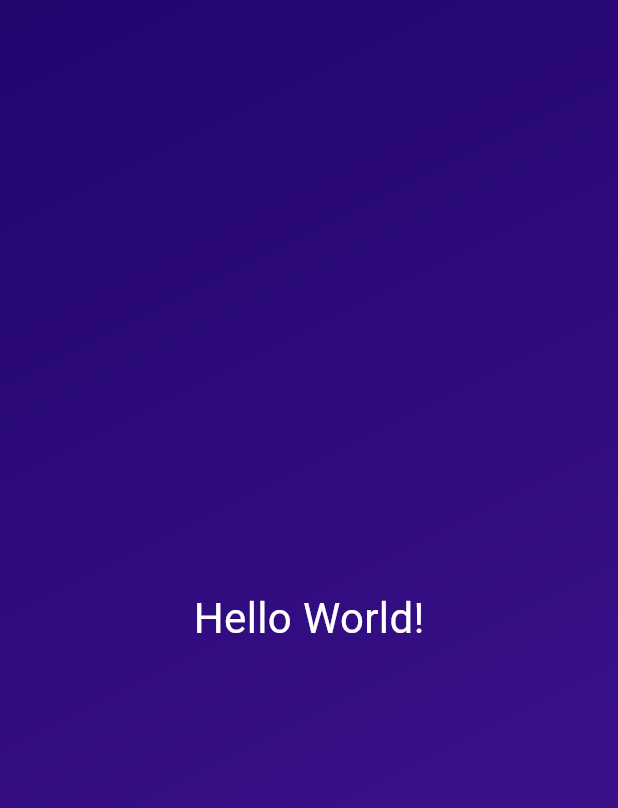
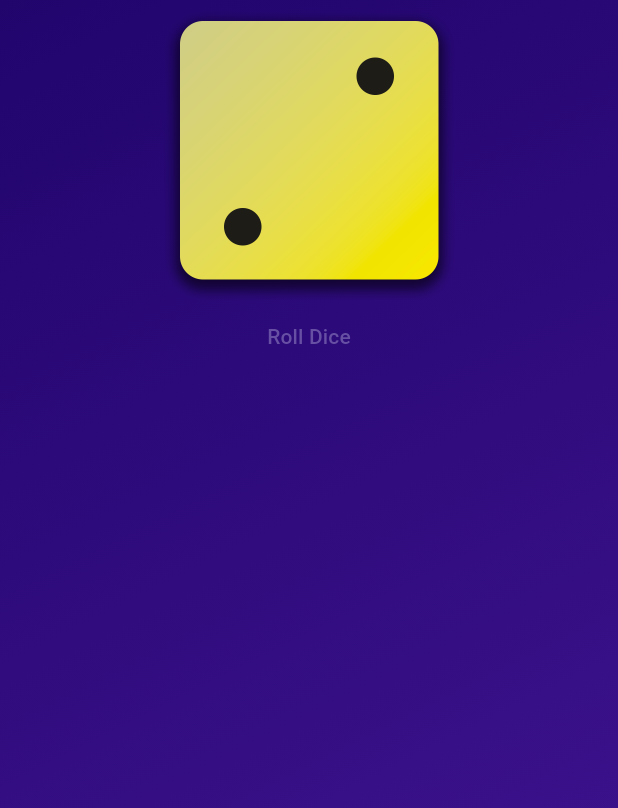
Before and after one commit to HazeyWazy/roll-dice, a Flutter app: the screen it shows after launch, on a phone screen of 412 x 824 dp. Shown: the top 808 px of the screen. Run offline on Flutter 3.47's test engine with Material 3 defaults, Android fonts, the phone set to English and light mode, and no system bars.

Commit message:
Display Images and Add button

```diff
--- a/lib/gradient_container.dart
+++ b/lib/gradient_container.dart
@@ -1,14 +1,17 @@
 import 'package:flutter/material.dart';
-import 'package:roll_dice/styled_text.dart';
 
 const startAlignment = Alignment.topLeft;
-const endAlignment = Alignment. bottomRight;
+const endAlignment = Alignment.bottomRight;
 
 class GradientContainer extends StatelessWidget {
   const GradientContainer(this.color1, this.color2, {super.key});
 
   final Color color1;
   final Color color2;
+
+  void rollDice() {
+
+  }
 
   @override
   Widget build(context) {
@@ -20,8 +23,19 @@ class GradientContainer extends StatelessWidget {
           end: endAlignment,
         ),
       ),
-      child: const Center(
-        child: StyledText('Hello World!'),
+      child: Center(
+        child: Column(
+          children: [
+            Image.asset(
+              'assets/images/dice-2.png',
+              width: 200,
+            ),
+            TextButton(
+              onPressed: rollDice,
+              child: const Text('Roll Dice'),
+            )
+          ],
+        ),
       ),
     );
   }
```
Also changed, not shown: pubspec.yaml (+7 -3 lines), assets/images/dice-1.png (added), assets/images/dice-2.png (added), assets/images/dice-3.png (added), assets/images/dice-4.png (added), assets/images/dice-5.png (added), assets/images/dice-6.png (added).
